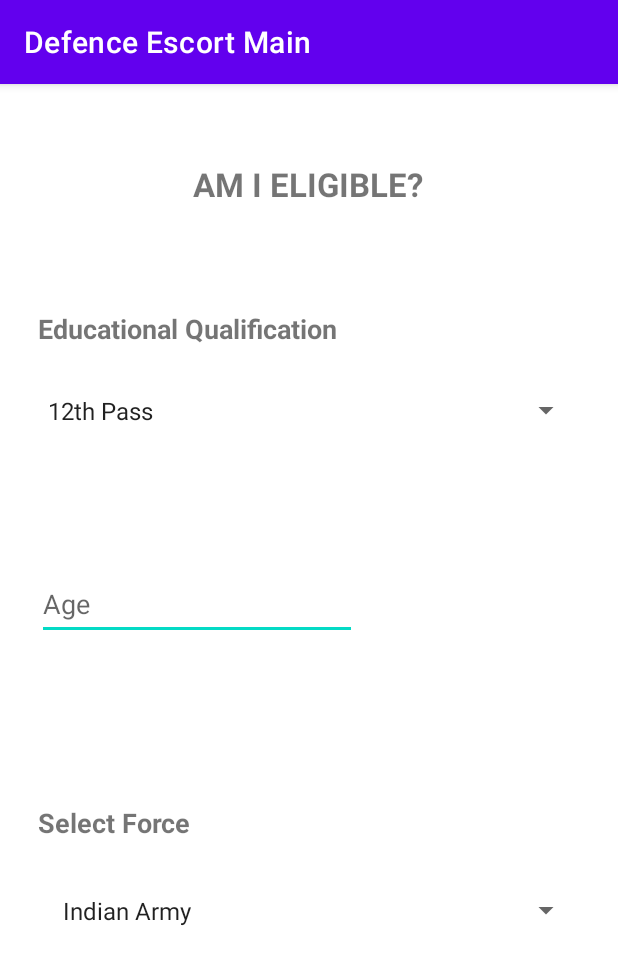
After one commit to Pratik7506/Defence-Escort, an Android app: the EligibilityCriteria screen opened directly, with no data from a screen before it, on a phone screen of 412 x 824 dp. The commit adds this screen. Shown: the top 965 px of the screen. Run offline under Robolectric (Android 15) with nearby library versions, the phone set to English and light mode, and no system bars.

Commit message:
first commit

```diff
--- a/DefenceEscortMain/app/src/main/AndroidManifest.xml
+++ b/DefenceEscortMain/app/src/main/AndroidManifest.xml
@@ -9,6 +9,9 @@
         android:roundIcon="@mipmap/ic_launcher_round"
         android:supportsRtl="true"
         android:theme="@style/Theme.DefenceEscortMain">
+        <activity
+            android:name=".EligibilityCriteria"
+            android:exported="true" />
         <activity
             android:name=".NavyNCC"
             android:exported="true" />
--- /dev/null
+++ b/DefenceEscortMain/app/src/main/java/com/example/defenceescortmain/EligibilityCriteria.java
@@ -0,0 +1,66 @@
+package com.example.defenceescortmain;
+
+import androidx.appcompat.app.AppCompatActivity;
+
+import android.os.Bundle;
+import android.view.View;
+import android.widget.AdapterView;
+import android.widget.ArrayAdapter;
+import android.widget.Spinner;
+import android.widget.Toast;
+
+public class EligibilityCriteria extends AppCompatActivity {
+
+    private Spinner spinner;
+    private Spinner spinner1;
+
+    @Override
+    protected void onCreate(Bundle savedInstanceState) {
+        super.onCreate(savedInstanceState);
+        setContentView(R.layout.activity_eligibility_criteria);
+
+        spinner = findViewById(R.id.spinner);
+
+        ArrayAdapter<CharSequence> adapter = ArrayAdapter.createFromResource(this,
+                R.array.qualification_array, android.R.layout.simple_spinner_item);
+
+        adapter.setDropDownViewResource(android.R.layout.simple_spinner_dropdown_item);
+
+        // Apply the adapter to the spinner
+        spinner.setAdapter(adapter);
+
+        spinner.setOnItemSelectedListener(new AdapterView.OnItemSelectedListener() {
+            @Override
+            public void onItemSelected(AdapterView<?> adapterView, View view, int i, long l) {
+                Toast.makeText(EligibilityCriteria.this,spinner.getSelectedItem().toString(),Toast.LENGTH_LONG).show();
+            }
+
+            @Override
+            public void onNothingSelected(AdapterView<?> adapterView) {
+
+            }
+        });
+
+        spinner1 = findViewById(R.id.spinner1);
+
+        ArrayAdapter<CharSequence> adapter1 = ArrayAdapter.createFromResource(this,
+                R.array.force_array, android.R.layout.simple_spinner_item);
+
+        adapter1.setDropDownViewResource(android.R.layout.simple_spinner_dropdown_item);
+
+        // Apply the adapter to the spinner
+        spinner1.setAdapter(adapter1);
+
+        spinner1.setOnItemSelectedListener(new AdapterView.OnItemSelectedListener() {
+            @Override
+            public void onItemSelected(AdapterView<?> adapterView, View view, int i, long l) {
+                Toast.makeText(EligibilityCriteria.this,spinner1.getSelectedItem().toString(),Toast.LENGTH_LONG).show();
+            }
+
+            @Override
+            public void onNothingSelected(AdapterView<?> adapterView) {
+
+            }
+        });
+    }
+}
--- a/DefenceEscortMain/app/src/main/java/com/example/defenceescortmain/HomePage.java
+++ b/DefenceEscortMain/app/src/main/java/com/example/defenceescortmain/HomePage.java
@@ -24,7 +24,7 @@ public class HomePage extends AppCompatActivity {
         IndianArmy.setOnClickListener(new View.OnClickListener() {
             @Override
             public void onClick(View view) {
-                Intent intent = new Intent(HomePage.this , Army.class);
+                Intent intent = new Intent(HomePage.this , EligibilityCriteria.class);
                 startActivity(intent);
             }
         });
--- /dev/null
+++ b/DefenceEscortMain/app/src/main/res/layout/activity_eligibility_criteria.xml
@@ -0,0 +1,95 @@
+<?xml version="1.0" encoding="utf-8"?>
+<androidx.constraintlayout.widget.ConstraintLayout xmlns:android="http://schemas.android.com/apk/res/android"
+    xmlns:app="http://schemas.android.com/apk/res-auto"
+    xmlns:tools="http://schemas.android.com/tools"
+    android:layout_width="match_parent"
+    android:layout_height="match_parent"
+    tools:context=".EligibilityCriteria">
+
+    <Spinner
+        android:id="@+id/spinner"
+        android:layout_width="match_parent"
+        android:layout_height="50dp"
+        android:layout_marginStart="24dp"
+        android:layout_marginEnd="24dp"
+        app:layout_constraintBottom_toBottomOf="parent"
+        app:layout_constraintEnd_toEndOf="parent"
+        app:layout_constraintHorizontal_bias="1.0"
+        app:layout_constraintStart_toStartOf="parent"
+        app:layout_constraintTop_toTopOf="parent"
+        app:layout_constraintVertical_bias="0.268"
+        tools:ignore="SpeakableTextPresentCheck" />
+
+    <TextView
+        android:id="@+id/textView87"
+        android:layout_width="360dp"
+        android:layout_height="wrap_content"
+        android:text="Educational Qualification"
+        android:textSize="18sp"
+        android:textStyle="bold"
+        app:layout_constraintBottom_toBottomOf="parent"
+        app:layout_constraintEnd_toEndOf="parent"
+        app:layout_constraintHorizontal_bias="0.49"
+        app:layout_constraintStart_toStartOf="parent"
+        app:layout_constraintTop_toTopOf="parent"
+        app:layout_constraintVertical_bias="0.203" />
+
+    <EditText
+        android:id="@+id/editTextTextPersonName"
+        android:layout_width="wrap_content"
+        android:layout_height="wrap_content"
+        android:ems="10"
+        android:hint="Age"
+        android:inputType="textPersonName"
+        android:minHeight="48dp"
+        app:layout_constraintBottom_toBottomOf="parent"
+        app:layout_constraintEnd_toEndOf="parent"
+        app:layout_constraintHorizontal_bias="0.124"
+        app:layout_constraintStart_toStartOf="parent"
+        app:layout_constraintTop_toTopOf="parent"
+        app:layout_constraintVertical_bias="0.448" />
+
+    <TextView
+        android:id="@+id/textView88"
+        android:layout_width="360dp"
+        android:layout_height="wrap_content"
+        android:text="Select Force"
+        android:textSize="18sp"
+        android:textStyle="bold"
+        app:layout_constraintBottom_toBottomOf="parent"
+        app:layout_constraintEnd_toEndOf="parent"
+        app:layout_constraintHorizontal_bias="0.49"
+        app:layout_constraintStart_toStartOf="parent"
+        app:layout_constraintTop_toTopOf="parent"
+        app:layout_constraintVertical_bias="0.646" />
+
+    <TextView
+        android:id="@+id/textView89"
+        android:layout_width="wrap_content"
+        android:layout_height="wrap_content"
+        android:text="AM I ELIGIBLE?"
+        android:textStyle="bold"
+        android:textSize="22sp"
+        app:layout_constraintBottom_toBottomOf="parent"
+        app:layout_constraintEnd_toEndOf="parent"
+        app:layout_constraintHorizontal_bias="0.498"
+        app:layout_constraintStart_toStartOf="parent"
+        app:layout_constraintTop_toTopOf="parent"
+        app:layout_constraintVertical_bias="0.07" />
+
+    <Spinner
+        android:id="@+id/spinner1"
+        android:layout_width="match_parent"
+        android:layout_height="50dp"
+        android:layout_marginStart="24dp"
+        android:layout_marginEnd="24dp"
+        android:padding="10dp"
+        app:layout_constraintBottom_toBottomOf="parent"
+        app:layout_constraintEnd_toEndOf="parent"
+        app:layout_constraintHorizontal_bias="1.0"
+        app:layout_constraintStart_toStartOf="parent"
+        app:layout_constraintTop_toBottomOf="@+id/textView88"
+        app:layout_constraintVertical_bias="0.1"
+        tools:ignore="SpeakableTextPresentCheck" />
+
+</androidx.constraintlayout.widget.ConstraintLayout>
--- /dev/null
+++ b/DefenceEscortMain/app/src/main/res/values/array.xml
@@ -0,0 +1,16 @@
+<?xml version="1.0" encoding="utf-8"?>
+<resources>
+    <string-array name="qualification_array">
+        <item>12th Pass</item>
+        <item>Graduate</item>
+        <item>Engineering // BTech // B.E</item>
+        <item>MSC CS//IT</item>
+    </string-array>
+
+    <string-array name="force_array">
+        <item>Indian Army</item>
+        <item>Indian AirForce</item>
+        <item>Indian Navy</item>
+        <item>Paramilitary</item>
+    </string-array>
+</resources>
```
